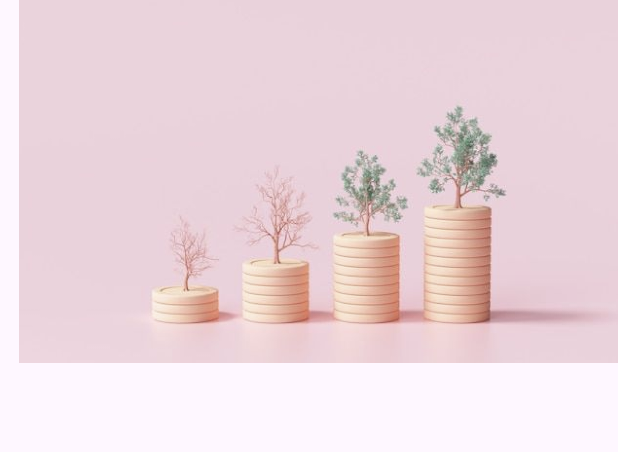
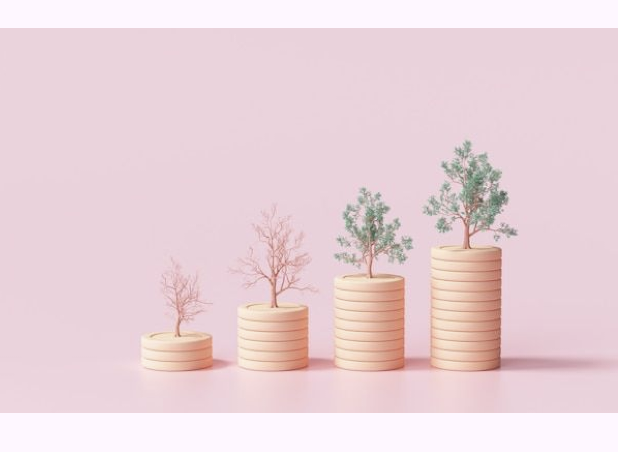
Before and after one commit to Dessyx/ST10251981_DeslynnFenyes_PROG7313_Part-3_Group-1, an Android app: the layout login.xml on its own in the app's theme, with its tools: preview values and no code run, on a phone screen of 412 x 824 dp. Shown: the top 452 px of the screen. Run offline under Robolectric (Android 15) with nearby library versions, the light colour scheme and no system bars; Roboto replaces fonts that are not available here.

Commit message:
MainPage commit

```diff
--- a/app/src/main/res/layout/login.xml
+++ b/app/src/main/res/layout/login.xml
@@ -10,6 +10,6 @@
     <ImageView
         android:id="@+id/imageView2"
         android:layout_width="428dp"
-        android:layout_height="242dp"
+        android:layout_height="294dp"
         app:srcCompat="@drawable/loginimg" />
 </LinearLayout>
```
